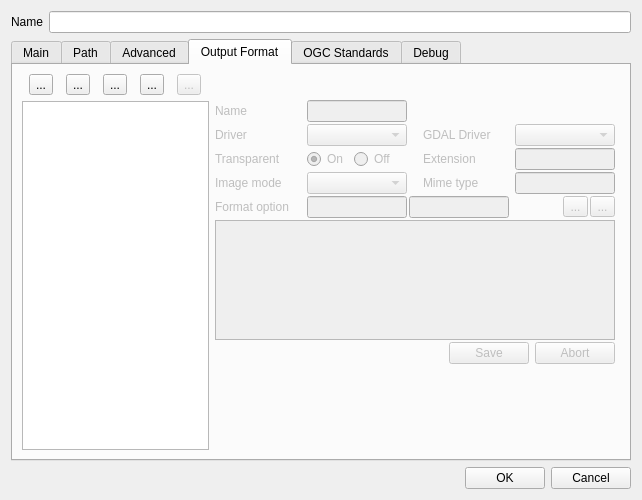
The window that mapsettings.ui (QMapfileEditor/QMapfileEditor) describes before a commit, drawn with Qt 5.
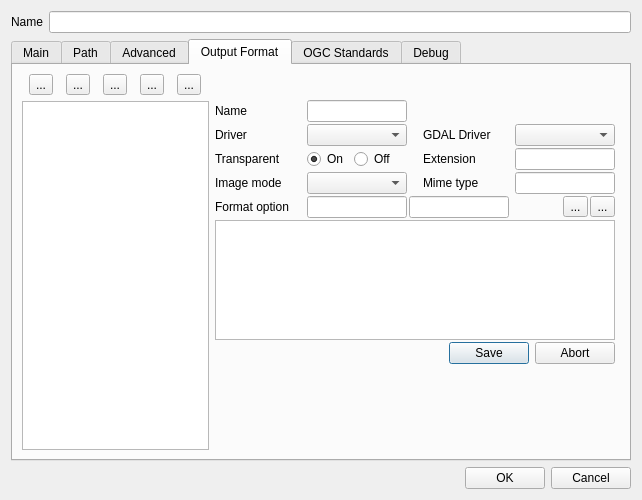
The same window after the commit. Icons and pictures are not drawn.

Commit message: mapsettings - outputformats WIP

```diff
--- a/mapsettings.ui
+++ b/mapsettings.ui
@@ -1265,7 +1265,7 @@
            <item>
             <widget class="QToolButton" name="outputformat_import">
              <property name="enabled">
-              <bool>false</bool>
+              <bool>true</bool>
              </property>
              <property name="toolTip">
               <string>Import output format</string>
@@ -1315,7 +1315,7 @@
        <item row="1" column="1">
         <widget class="QWidget" name="outputFormatForm" native="true">
          <property name="enabled">
-          <bool>false</bool>
+          <bool>true</bool>
          </property>
          <property name="minimumSize">
           <size>
@@ -1330,6 +1330,9 @@
           </size>
          </property>
          <widget class="QWidget" name="layoutWidget17">
+          <property name="enabled">
+           <bool>true</bool>
+          </property>
           <property name="geometry">
            <rect>
             <x>0</x>
@@ -1355,6 +1358,9 @@
              </property>
              <item>
               <widget class="QLabel" name="mf_outputformat_name_label">
+               <property name="enabled">
+                <bool>true</bool>
+               </property>
                <property name="sizePolicy">
                 <sizepolicy hsizetype="Fixed" vsizetype="Preferred">
                  <horstretch>0</horstretch>
@@ -1396,6 +1402,9 @@
              </item>
              <item>
               <spacer name="horizontalSpacer_9">
+               <property name="enabled">
+                <bool>true</bool>
+               </property>
                <property name="orientation">
                 <enum>Qt::Horizontal</enum>
                </property>
@@ -1419,6 +1428,9 @@
              </property>
              <item>
               <widget class="QLabel" name="mf_outputformat_driver_label">
+               <property name="enabled">
+                <bool>true</bool>
+               </property>
                <property name="sizePolicy">
                 <sizepolicy hsizetype="Fixed" vsizetype="Preferred">
                  <horstretch>0</horstretch>
@@ -1444,6 +1456,9 @@
              </item>
              <item>
               <widget class="QComboBox" name="mf_outputformat_driver">
+               <property name="enabled">
+                <bool>true</bool>
+               </property>
                <property name="minimumSize">
                 <size>
                  <width>100</width>
@@ -1460,6 +1475,9 @@
              </item>
              <item>
               <spacer name="horizontalSpacer_10">
+               <property name="enabled">
+                <bool>true</bool>
+               </property>
                <property name="orientation">
                 <enum>Qt::Horizontal</enum>
                </property>
@@ -1473,6 +1491,9 @@
              </item>
              <item>
               <widget class="QLabel" name="gdaldriver_label">
+               <property name="enabled">
+                <bool>true</bool>
+               </property>
                <property name="minimumSize">
                 <size>
                  <width>90</width>
@@ -1493,7 +1514,7 @@
              <item>
               <widget class="QComboBox" name="mf_gdal_ogr_driver">
                <property name="enabled">
-                <bool>false</bool>
+                <bool>true</bool>
                </property>
                <property name="minimumSize">
                 <size>
@@ -1521,6 +1542,9 @@
              </property>
              <item>
               <widget class="QLabel" name="mf_outputformat_transparent_label">
+               <property name="enabled">
+                <bool>true</bool>
+               </property>
                <property name="sizePolicy">
                 <sizepolicy hsizetype="Fixed" vsizetype="Preferred">
                  <horstretch>0</horstretch>
@@ -1546,6 +1570,9 @@
              </item>
              <item>
               <widget class="QRadioButton" name="mf_outputformat_transparent_on">
+               <property name="enabled">
+                <bool>true</bool>
+               </property>
                <property name="minimumSize">
                 <size>
                  <width>45</width>
@@ -1568,6 +1595,9 @@
              </item>
              <item>
               <widget class="QRadioButton" name="mf_outputformat_transparent_off">
+               <property name="enabled">
+                <bool>true</bool>
+               </property>
                <property name="minimumSize">
                 <size>
                  <width>45</width>
@@ -1587,6 +1617,9 @@
              </item>
              <item>
               <spacer name="horizontalSpacer_11">
+               <property name="enabled">
+                <bool>true</bool>
+               </property>
                <property name="orientation">
                 <enum>Qt::Horizontal</enum>
                </property>
@@ -1600,6 +1633,9 @@
              </item>
              <item>
               <widget class="QLabel" name="mf_outputformat_extension_label">
+               <property name="enabled">
+                <bool>true</bool>
+               </property>
                <property name="minimumSize">
                 <size>
                  <width>90</width>
@@ -1645,6 +1681,9 @@
              </property>
              <item>
               <widget class="QLabel" name="mf_outputformat_imagemode_label">
+               <property name="enabled">
+                <bool>true</bool>
+               </property>
                <property name="sizePolicy">
                 <sizepolicy hsizetype="Fixed" vsizetype="Preferred">
                  <horstretch>0</horstretch>
@@ -1670,6 +1709,9 @@
              </item>
              <item>
               <widget class="QComboBox" name="mf_outputformat_imagemode">
+               <property name="enabled">
+                <bool>true</bool>
+               </property>
                <property name="minimumSize">
                 <size>
                  <width>100</width>
@@ -1686,6 +1728,9 @@
              </item>
              <item>
               <spacer name="horizontalSpacer_12">
+               <property name="enabled">
+                <bool>true</bool>
+               </property>
                <property name="orientation">
                 <enum>Qt::Horizontal</enum>
                </property>
@@ -1699,6 +1744,9 @@
              </item>
              <item>
               <widget class="QLabel" name="mf_outputformat_mimetype_label">
+               <property name="enabled">
+                <bool>true</bool>
+               </property>
                <property name="minimumSize">
                 <size>
                  <width>90</width>
@@ -1744,6 +1792,9 @@
              </property>
              <item>
               <widget class="QLabel" name="mf_outputformat_options_label">
+               <property name="enabled">
+                <bool>true</bool>
+               </property>
                <property name="sizePolicy">
                 <sizepolicy hsizetype="Fixed" vsizetype="Preferred">
                  <horstretch>0</horstretch>
@@ -1801,6 +1852,9 @@
              </item>
              <item>
               <spacer name="horizontalSpacer_7">
+               <property name="enabled">
+                <bool>true</bool>
+               </property>
                <property name="orientation">
                 <enum>Qt::Horizontal</enum>
                </property>
@@ -1814,6 +1868,9 @@
              </item>
              <item>
               <widget class="QToolButton" name="mf_outputformat_options_add">
+               <property name="enabled">
+                <bool>true</bool>
+               </property>
                <property name="minimumSize">
                 <size>
                  <width>25</width>
@@ -1837,6 +1894,9 @@
              </item>
              <item>
               <widget class="QToolButton" name="mf_outputformat_options_del">
+               <property name="enabled">
+                <bool>true</bool>
+               </property>
                <property name="minimumSize">
                 <size>
                  <width>25</width>
@@ -1897,7 +1957,7 @@
            <item>
             <widget class="QDialogButtonBox" name="mf_outputformat_form_buttons">
              <property name="enabled">
-              <bool>false</bool>
+              <bool>true</bool>
              </property>
              <property name="minimumSize">
               <size>
```
Left out of the diff: 33 changed lines with no effect on the pictures. The commit also changes 2 other files.
